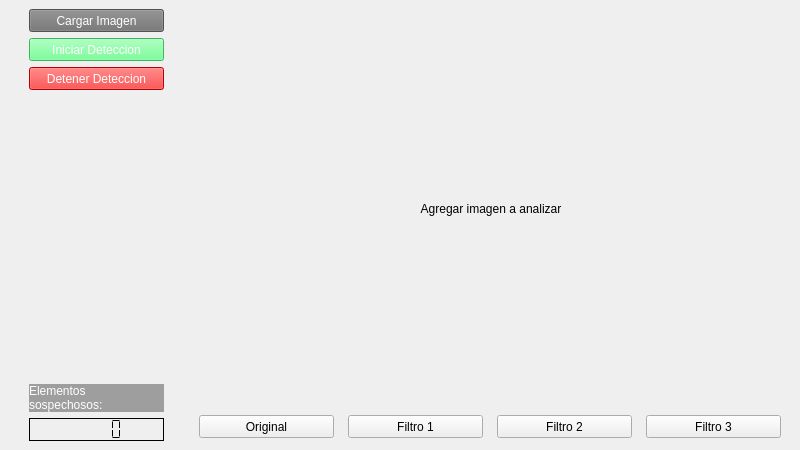
Above: Proyecto/vista.ui from dvarasm/Python-Cientifico before the change. Below: the same form after it.
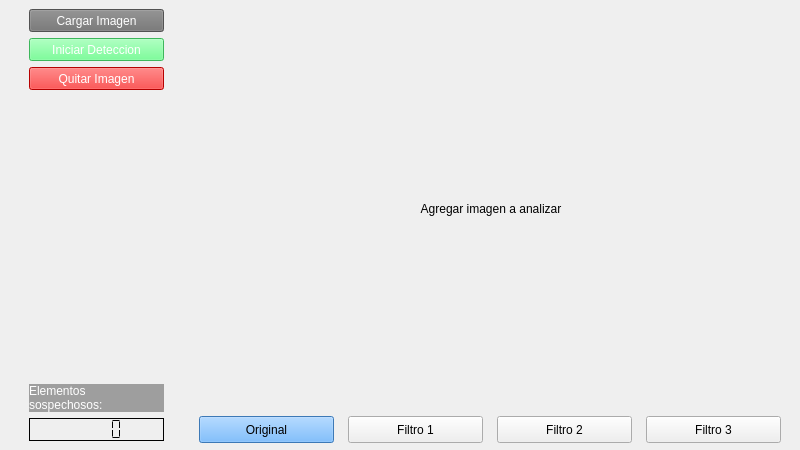
That is the form after the change.

Commit message: Mejoras Varias

```diff
--- a/Proyecto/vista.ui
+++ b/Proyecto/vista.ui
@@ -175,7 +175,7 @@
 background-color: rgb(255, 0, 0);</string>
             </property>
             <property name="text">
-             <string>Detener Deteccion</string>
+             <string>Quitar Imagen</string>
             </property>
            </widget>
           </item>
@@ -299,7 +299,7 @@
               <property name="minimumSize">
                <size>
                 <width>135</width>
-                <height>23</height>
+                <height>27</height>
                </size>
               </property>
               <property name="maximumSize">
@@ -309,7 +309,8 @@
                </size>
               </property>
               <property name="styleSheet">
-               <string notr="true">font: 12pt &quot;MS Shell Dlg 2&quot;;</string>
+               <string notr="true">font: 12pt &quot;MS Shell Dlg 2&quot;;
+background-color: rgb(85, 170, 255);</string>
               </property>
               <property name="text">
                <string>Original</string>
@@ -333,7 +334,7 @@
               <property name="minimumSize">
                <size>
                 <width>135</width>
-                <height>23</height>
+                <height>27</height>
                </size>
               </property>
               <property name="maximumSize">
@@ -355,7 +356,7 @@
               <property name="minimumSize">
                <size>
                 <width>135</width>
-                <height>23</height>
+                <height>27</height>
                </size>
               </property>
               <property name="maximumSize">
@@ -380,7 +381,7 @@
               <property name="minimumSize">
                <size>
                 <width>135</width>
-                <height>23</height>
+                <height>27</height>
                </size>
               </property>
               <property name="maximumSize">
```
Left out of the diff: 2 changed lines with no effect on the pictures. The commit also changes 1 other file.
